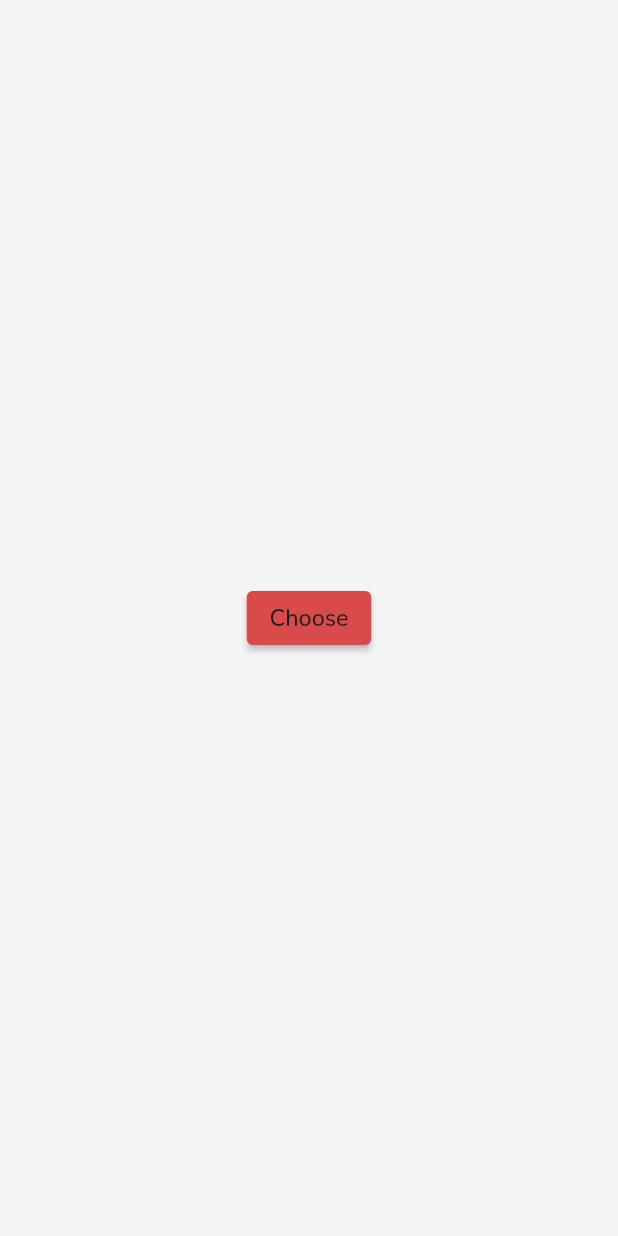
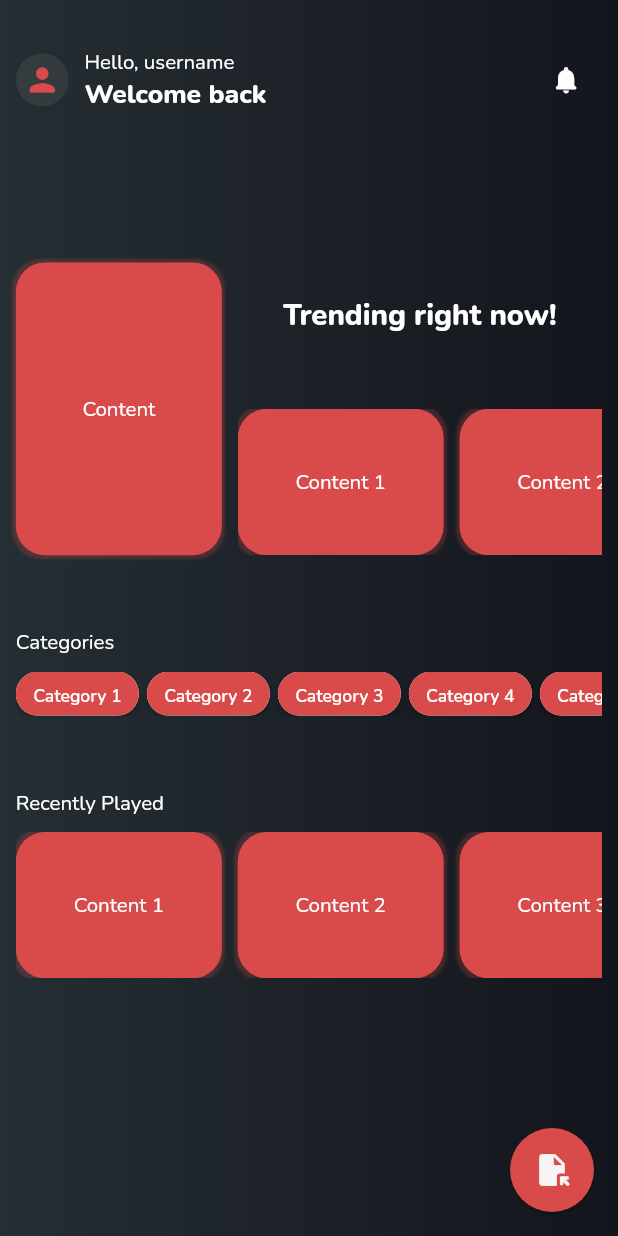
Before and after one commit to Tinalexman/Playbucks, a Flutter app: the screen it shows after launch, on a phone screen of 412 x 824 dp. Run offline on Flutter 3.47's test engine with Material 2 defaults, Android fonts, the phone set to English and light mode, and no system bars; drawn by our look-alikes of glassmorphism; our stand-ins replace file_picker, flutter_boxicons, flutter_riverpod, flutter_screenutil, go_router; missing offline and left inert: audio_waveforms_fix.

```diff
--- a/lib/main.dart
+++ b/lib/main.dart
@@ -5,7 +5,7 @@ import 'package:go_router/go_router.dart';
 import 'package:playbucks/managers/theme.dart';
 import 'package:playbucks/screens/auth/login.dart';
 import 'package:playbucks/screens/auth/register.dart';
-import 'package:playbucks/screens/choose_music.dart';
+import 'package:playbucks/screens/home/home.dart';
 import 'package:playbucks/screens/dashboard/artiste.dart';
 import 'package:playbucks/screens/dashboard/listener.dart';
 import 'package:playbucks/screens/intro/onboarding.dart';
@@ -32,7 +32,7 @@ class Playbucks extends StatelessWidget {
             darkTheme: PlaybucksTheme.dark(),
             theme: PlaybucksTheme.light(),
             routerConfig: GoRouter(
-              initialLocation: Pages.choose.path,
+              initialLocation: Pages.home.path,
               routes: [
                 GoRoute(
                   path: Pages.splash.path,
@@ -83,9 +83,9 @@ class Playbucks extends StatelessWidget {
                   },
                 ),
                 GoRoute(
-                  path: Pages.choose.path,
-                  name: Pages.choose,
-                  builder: (_, __) => const Chooser()
+                  path: Pages.home.path,
+                  name: Pages.home,
+                  builder: (_, __) => const Home()
                 )
               ],
             ),
--- a/lib/screens/choose_music.dart
+++ /dev/null
@@ -1,47 +0,0 @@
-import 'package:flutter/material.dart';
-import 'package:playbucks/utils/constants.dart';
-import 'package:file_picker/file_picker.dart';
-
-
-Future<String?> chooseFile() async {
-  FilePickerResult? result = await FilePicker.platform.pickFiles(
-      allowedExtensions: ['mp3'],
-      type: FileType.custom,
-      allowMultiple: false,
-  );
-  if (result != null) {
-    return result.files.single.path;
-  }
-  return null;
-}
-
-class Chooser extends StatelessWidget {
-  const Chooser({super.key});
-
-  @override
-  Widget build(BuildContext context) {
-    void navigate(String path) {
-      context.router.pushNamed(
-        Pages.mediaPlayer,
-        extra: path
-      );
-    }
-
-    return Scaffold(
-      body: Center(
-        child: ElevatedButton(
-          onPressed: () => chooseFile().then((path) {
-            if (path != null) {
-              navigate(path);
-            }
-          }),
-          child: Text(
-            "Choose",
-            style: context.textTheme.bodyLarge!
-                .copyWith(fontWeight: FontWeight.w500),
-          ),
-        ),
-      ),
-    );
-  }
-}
--- /dev/null
+++ b/lib/screens/home/home.dart
@@ -0,0 +1,287 @@
+import 'package:flutter/material.dart';
+import 'package:flutter_boxicons/flutter_boxicons.dart';
+import 'package:flutter_screenutil/flutter_screenutil.dart';
+import 'package:glassmorphism/glassmorphism.dart';
+import 'package:playbucks/utils/constants.dart';
+import 'package:file_picker/file_picker.dart';
+
+Future<String?> chooseFile() async {
+  FilePickerResult? result = await FilePicker.platform.pickFiles(
+    allowedExtensions: ['mp3'],
+    type: FileType.custom,
+    allowMultiple: false,
+  );
+  if (result != null) {
+    return result.files.single.path;
+  }
+  return null;
+}
+
+Future<List<String>> directoryFiles() async {
+  return [];
+}
+
+class Home extends StatefulWidget {
+  const Home({super.key});
+
+  @override
+  State<Home> createState() => _HomeState();
+}
+
+class _HomeState extends State<Home> {
+  @override
+  Widget build(BuildContext context) {
+    void navigate(String path) {
+      context.router.pushNamed(Pages.mediaPlayer, extra: path);
+    }
+
+    return GlassmorphicContainer(
+      blur: 0.2,
+      border: 0.0,
+      borderRadius: 0.0,
+      linearGradient: const LinearGradient(
+        colors: [
+          homeDominant,
+          homeMutedDark,
+        ],
+        end: AlignmentDirectional.centerEnd,
+        begin: AlignmentDirectional.centerStart,
+      ),
+      borderGradient: LinearGradient(
+        colors: [
+          appRed.withOpacity(0.6),
+          niceBlue.withOpacity(0.6),
+          goodYellow.withOpacity(0.6)
+        ],
+        end: Alignment.bottomRight,
+        begin: Alignment.topLeft,
+      ),
+      width: 390.w,
+      height: 844.h,
+      child: Scaffold(
+        backgroundColor: Colors.transparent,
+        body: SafeArea(
+          child: Padding(
+            padding: EdgeInsets.symmetric(horizontal: 10.w),
+            child: SingleChildScrollView(
+              child: Column(
+                crossAxisAlignment: CrossAxisAlignment.start,
+                children: [
+                  SizedBox(height: 30.h),
+                  Row(
+                    mainAxisAlignment: MainAxisAlignment.spaceBetween,
+                    children: [
+                      Row(
+                        mainAxisSize: MainAxisSize.min,
+                        crossAxisAlignment: CrossAxisAlignment.center,
+                        children: [
+                          CircleAvatar(
+                            radius: 18.r,
+                            backgroundColor: neutral2,
+                            child: Icon(
+                              Icons.person_rounded,
+                              size: 26.r,
+                              color: appRed,
+                            ),
+                          ),
+                          SizedBox(
+                            width: 10.w,
+                          ),
+                          Column(
+                            crossAxisAlignment: CrossAxisAlignment.start,
+                            children: [
+                              Text(
+                                "Hello, username",
+                                style: context.textTheme.bodyMedium!
+                                    .copyWith(color: Colors.white),
+                              ),
+                              Text(
+                                "Welcome back",
+                                style: context.textTheme.headlineSmall!
+                                    .copyWith(
+                                        fontSize: 18.sp, color: Colors.white),
+                              ),
+                            ],
+                          )
+                        ],
+                      ),
+                      IconButton(
+                        onPressed: () {},
+                        icon: const Icon(Icons.notifications_rounded,
+                            color: Colors.white),
+                        splashRadius: 0.01,
+                        iconSize: 22.r,
+                      )
+                    ],
+                  ),
+                  SizedBox(height: 100.h),
+                  Row(
+                    mainAxisAlignment: MainAxisAlignment.spaceBetween,
+                    crossAxisAlignment: CrossAxisAlignment.end,
+                    children: [
+                      Container(
+                        width: 130.w,
+                        height: 200.h,
+                        alignment: Alignment.center,
+                        decoration: BoxDecoration(
+                          color: appRed,
+                          borderRadius: BorderRadius.circular(20.r),
+                          boxShadow: [
+                            BoxShadow(
+                              color: Colors.redAccent.withOpacity(0.2),
+                              spreadRadius: 2.0,
+                              blurRadius: 0.8,
+                            )
+                          ],
+                        ),
+                        child: Text(
+                          "Content",
+                          style: context.textTheme.bodyMedium!
+                              .copyWith(color: Colors.white),
+                        ),
+                      ),
+                      Column(
+                        mainAxisAlignment: MainAxisAlignment.spaceBetween,
+                        crossAxisAlignment: CrossAxisAlignment.center,
+                        children: [
+                          Text(
+                            "Trending right now!",
+                            style: context.textTheme.headlineSmall!
+                                .copyWith(color: Colors.white),
+                          ),
+                          SizedBox(
+                            height: 50.h,
+                          ),
+                          SizedBox(
+                            height: 100.h,
+                            width: 230.w,
+                            child: ListView.separated(
+                              scrollDirection: Axis.horizontal,
+                              itemBuilder: (_, index) {
+                                return Container(
+                                  width: 130.w,
+                                  height: 100.h,
+                                  alignment: Alignment.center,
+                                  decoration: BoxDecoration(
+                                    color: appRed,
+                                    borderRadius: BorderRadius.circular(20.r),
+                                    boxShadow: [
+                                      BoxShadow(
+                                        color:
+                                            Colors.redAccent.withOpacity(0.2),
+                                        spreadRadius: 2.0,
+                                        blurRadius: 0.8,
+                                      )
+                                    ],
+                                  ),
+                                  child: Text(
+                                    "Content ${index + 1}",
+                                    style: context.textTheme.bodyMedium!
+                                        .copyWith(color: Colors.white),
+                                  ),
+                                );
+                              },
+                              separatorBuilder: (_, __) =>
+                                  SizedBox(width: 10.w),
+                              itemCount: 5,
+                            ),
+                          ),
+                        ],
+                      ),
+                    ],
+                  ),
+                  SizedBox(
+                    height: 50.h,
+                  ),
+                  Text(
+                    "Categories",
+                    style: context.textTheme.bodyMedium!
+                        .copyWith(color: Colors.white),
+                  ),
+                  SizedBox(
+                    height: 10.h,
+                  ),
+                  SizedBox(
+                    height: 30.h,
+                    width: 390.w,
+                    child: ListView.separated(
+                      scrollDirection: Axis.horizontal,
+                      itemBuilder: (_, index) {
+                        return Chip(
+                          label: Text(
+                            "Category ${index + 1}",
+                            style: context.textTheme.bodySmall!
+                                .copyWith(color: Colors.white, fontWeight: FontWeight.w600),
+                          ),
+                          backgroundColor: appRed,
+                          elevation: 2.0,
+
+                        );
+                      },
+                      separatorBuilder: (_, __) => SizedBox(width: 5.w),
+                      itemCount: 10,
+                    ),
+                  ),
+                  SizedBox(
+                    height: 50.h,
+                  ),
+                  Text(
+                    "Recently Played",
+                    style: context.textTheme.bodyMedium!
+                        .copyWith(color: Colors.white),
+                  ),
+                  SizedBox(
+                    height: 10.h,
+                  ),
+                  SizedBox(
+                    height: 100.h,
+                    width: 390.w,
+                    child: ListView.separated(
+                      scrollDirection: Axis.horizontal,
+                      itemBuilder: (_, index) {
+                        return Container(
+                          width: 130.w,
+                          height: 100.h,
+                          alignment: Alignment.center,
+                          decoration: BoxDecoration(
+                            color: appRed,
+                            borderRadius: BorderRadius.circular(20.r),
+                            boxShadow: [
+                              BoxShadow(
+                                color:
+                                Colors.redAccent.withOpacity(0.2),
+                                spreadRadius: 2.0,
+                                blurRadius: 0.8,
+                              )
+                            ],
+                          ),
+                          child: Text(
+                            "Content ${index + 1}",
+                            style: context.textTheme.bodyMedium!
+                                .copyWith(color: Colors.white),
+                          ),
+                        );
+                      },
+                      separatorBuilder: (_, __) =>
+                          SizedBox(width: 10.w),
+                      itemCount: 5,
+                    ),
+                  ),
+                ],
+              ),
+            ),
+          ),
+        ),
+        floatingActionButton: FloatingActionButton(
+          backgroundColor: appRed,
+          onPressed: () => chooseFile().then((path) {
+            if (path != null) {
+              navigate(path);
+            }
+          }),
+          child: Icon(Icons.file_open_rounded, size: 26.r,),
+        ),
+      ),
+    );
+  }
+}
--- a/lib/utils/constants.dart
+++ b/lib/utils/constants.dart
@@ -14,6 +14,14 @@ const Color neutral2 = Color.fromARGB(35, 152, 152, 152);
 const Color neutral3 = Color.fromARGB(255, 165, 165, 165);
 const Color statusColor = Color.fromARGB(255, 229, 229, 229);
 const Color offWhite = Color.fromRGBO(224, 224, 224, 1.0);
+
+
+const Color playerDominant = Color(0xFF90A098);
+const Color playerMutedDark = Color(0xFF685060);
+const Color playerMutedLight = Color(0xFFA0C0B0);
+
+const Color homeDominant = Color(0xFF252E33);
+const Color homeMutedDark = Color(0xFF13151C);
 
 
 extension PathExtension on String {
@@ -36,5 +44,5 @@ class Pages {
   static const String withdraw = 'withdraw';
   static const String deposit = 'deposit';
   static const String mediaPlayer = 'media-player';
-  static const String choose = 'chooser';
+  static const String home = 'home';
 }
--- a/pubspec.yaml
+++ b/pubspec.yaml
@@ -26,8 +26,8 @@ dependencies:
   audioplayers:
   audio_waveforms_fix:
   file_picker:
-#  audio_video_progress_bar:
-#  spotify_sdk:
+  glassmorphism:
+  path_provider:
 
 
 dev_dependencies:
```
Also changed, not shown: lib/screens/player/player.dart (+72 -13 lines), lib/utils/widgets.dart (+4 -4 lines), pubspec.lock.
